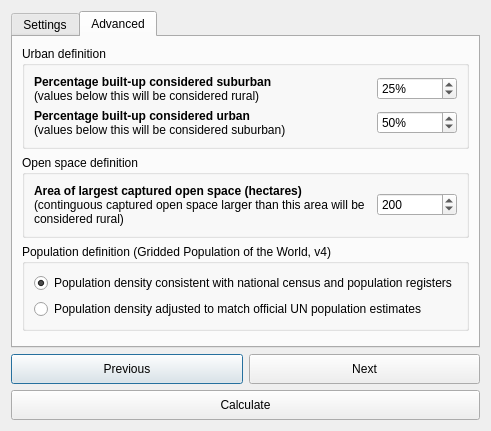
First picture: the form in LDMP/gui/DlgCalculateUrban.ui, repository ConservationInternational/trends.earth, before the edit.
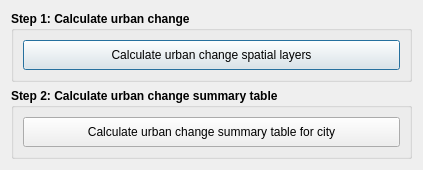
Second picture: the form after the edit. The open tabs and pages were chosen to show the change.

Commit message: Add remaining urban guis.

Patch:
```diff
--- a/LDMP/gui/DlgCalculateUrban.ui
+++ b/LDMP/gui/DlgCalculateUrban.ui
@@ -6,12 +6,12 @@
    <rect>
     <x>0</x>
     <y>0</y>
-    <width>444</width>
-    <height>431</height>
+    <width>423</width>
+    <height>161</height>
    </rect>
   </property>
   <property name="sizePolicy">
-   <sizepolicy hsizetype="Expanding" vsizetype="Expanding">
+   <sizepolicy hsizetype="Fixed" vsizetype="Fixed">
     <horstretch>0</horstretch>
     <verstretch>0</verstretch>
    </sizepolicy>
@@ -19,352 +19,74 @@
   <property name="windowTitle">
    <string>Calculate Urban Area Change Metrics</string>
   </property>
-  <layout class="QVBoxLayout" name="verticalLayout">
+  <layout class="QVBoxLayout" name="verticalLayout_2">
    <item>
-    <widget class="QTabWidget" name="TabBox">
-     <property name="sizePolicy">
-      <sizepolicy hsizetype="Minimum" vsizetype="Expanding">
-       <horstretch>0</horstretch>
-       <verstretch>0</verstretch>
-      </sizepolicy>
+    <widget class="QGroupBox" name="groupBox">
+     <property name="font">
+      <font>
+       <weight>75</weight>
+       <bold>true</bold>
+      </font>
      </property>
-     <property name="tabShape">
-      <enum>QTabWidget::Rounded</enum>
+     <property name="title">
+      <string>Step 1: Calculate urban change</string>
      </property>
-     <property name="currentIndex">
-      <number>0</number>
-     </property>
-     <widget class="QWidget" name="settingsTab">
-      <attribute name="title">
-       <string>Settings</string>
-      </attribute>
-      <layout class="QVBoxLayout" name="verticalLayout_2">
-       <item>
-        <widget class="QGroupBox" name="groupBox">
-         <property name="sizePolicy">
-          <sizepolicy hsizetype="Preferred" vsizetype="Preferred">
-           <horstretch>0</horstretch>
-           <verstretch>0</verstretch>
-          </sizepolicy>
-         </property>
-         <property name="title">
-          <string>Thresholds</string>
-         </property>
-         <layout class="QGridLayout" name="gridLayout">
-          <item row="2" column="2">
-           <widget class="QSpinBox" name="spinBox_isi_thr">
-            <property name="maximumSize">
-             <size>
-              <width>80</width>
-              <height>16777215</height>
-             </size>
-            </property>
-            <property name="maximum">
-             <number>100</number>
-            </property>
-            <property name="value">
-             <number>20</number>
-            </property>
-           </widget>
-          </item>
-          <item row="2" column="0" colspan="2">
-           <widget class="QLabel" name="label">
-            <property name="text">
-             <string>&lt;b&gt;Impervious Surface Index (0-100)&lt;/b&gt;&lt;br&gt;
-(higher values reduce urban area)</string>
-            </property>
-            <property name="wordWrap">
-             <bool>true</bool>
-            </property>
-           </widget>
-          </item>
-          <item row="4" column="2">
-           <widget class="QSpinBox" name="spinBox_ntl_thr">
-            <property name="maximumSize">
-             <size>
-              <width>80</width>
-              <height>16777215</height>
-             </size>
-            </property>
-            <property name="maximum">
-             <number>100</number>
-            </property>
-            <property name="value">
-             <number>10</number>
-            </property>
-           </widget>
-          </item>
-          <item row="4" column="0" colspan="2">
-           <widget class="QLabel" name="label_2">
-            <property name="text">
-             <string>&lt;b&gt;Night Time Lights Index (0-100)&lt;/b&gt;&lt;br&gt;
-(higher values reduce urban area)</string>
-            </property>
-            <property name="wordWrap">
-             <bool>true</bool>
-            </property>
-           </widget>
-          </item>
-          <item row="6" column="0" colspan="2">
-           <widget class="QLabel" name="label_3">
-            <property name="text">
-             <string>&lt;b&gt;Water Frequency (0-100)&lt;/b&gt;&lt;br&gt;
-(higher values increase urban area)</string>
-            </property>
-            <property name="wordWrap">
-             <bool>true</bool>
-            </property>
-           </widget>
-          </item>
-          <item row="6" column="2">
-           <widget class="QSpinBox" name="spinBox_wat_thr">
-            <property name="maximumSize">
-             <size>
-              <width>80</width>
-              <height>16777215</height>
-             </size>
-            </property>
-            <property name="maximum">
-             <number>100</number>
-            </property>
-            <property name="value">
-             <number>25</number>
-            </property>
-           </widget>
-          </item>
-          <item row="1" column="0" colspan="3">
-           <widget class="QLabel" name="label_4">
-            <property name="sizePolicy">
-             <sizepolicy hsizetype="Preferred" vsizetype="Expanding">
-              <horstretch>0</horstretch>
-              <verstretch>0</verstretch>
-             </sizepolicy>
-            </property>
-            <property name="minimumSize">
-             <size>
-              <width>0</width>
-              <height>0</height>
-             </size>
-            </property>
-            <property name="text">
-             <string>&lt;html&gt;&lt;head/&gt;&lt;body&gt;&lt;p align=&quot;center&quot;&gt;&lt;span style=&quot; font-size:9pt;&quot;&gt;See the &lt;/span&gt;&lt;a href=&quot;https://geflanddegradation.users.earthengine.app/view/trendsearth-urban-mapper&quot;&gt;&lt;span style=&quot; font-size:9pt; text-decoration: underline; color:#0000ff;&quot;&gt;Urban Mapper page&lt;/span&gt;&lt;/a&gt;&lt;span style=&quot; font-size:9pt;&quot;&gt; for assistance choosing these values.&lt;/span&gt;&lt;/p&gt;&lt;/body&gt;&lt;/html&gt;</string>
-            </property>
-            <property name="wordWrap">
-             <bool>true</bool>
-            </property>
-           </widget>
-          </item>
-         </layout>
-        </widget>
-       </item>
-       <item>
-        <spacer name="verticalSpacer_2">
-         <property name="orientation">
-          <enum>Qt::Vertical</enum>
-         </property>
-         <property name="sizeHint" stdset="0">
-          <size>
-           <width>20</width>
-           <height>40</height>
-          </size>
-         </property>
-        </spacer>
-       </item>
-      </layout>
-     </widget>
-     <widget class="QWidget" name="AdvancedTab">
-      <attribute name="title">
-       <string>Advanced</string>
-      </attribute>
-      <layout class="QVBoxLayout" name="verticalLayout_5">
-       <item>
-        <widget class="QGroupBox" name="groupBox_4">
-         <property name="title">
-          <string>Urban definition</string>
-         </property>
-         <layout class="QGridLayout" name="gridLayout_2">
-          <item row="2" column="0" colspan="3">
-           <widget class="QLabel" name="label_6">
-            <property name="text">
-             <string>&lt;b&gt;Percentage built-up considered urban&lt;/b&gt;&lt;br/&gt;
-(values below this will be considered suburban)</string>
-            </property>
-            <property name="wordWrap">
-             <bool>true</bool>
-            </property>
-           </widget>
-          </item>
-          <item row="2" column="3">
-           <widget class="QSpinBox" name="spinBox_pct_urban">
-            <property name="maximumSize">
-             <size>
-              <width>80</width>
-              <height>16777215</height>
-             </size>
-            </property>
-            <property name="suffix">
-             <string>%</string>
-            </property>
-            <property name="maximum">
-             <number>100</number>
-            </property>
-            <property name="value">
-             <number>50</number>
-            </property>
-           </widget>
-          </item>
-          <item row="0" column="3" alignment="Qt::AlignVCenter">
-           <widget class="QSpinBox" name="spinBox_pct_suburban">
-            <property name="maximumSize">
-             <size>
-              <width>80</width>
-              <height>16777215</height>
-             </size>
-            </property>
-            <property name="suffix">
-             <string>%</string>
-            </property>
-            <property name="maximum">
-             <number>100</number>
-            </property>
-            <property name="value">
-             <number>25</number>
-            </property>
-           </widget>
-          </item>
-          <item row="0" column="0" colspan="3">
-           <widget class="QLabel" name="label_7">
-            <property name="text">
-             <string>&lt;html&gt;&lt;head/&gt;&lt;body&gt;&lt;p&gt;&lt;span style=&quot; font-weight:600;&quot;&gt;Percentage built-up considered suburban&lt;/span&gt;&lt;br/&gt;(values below this will be considered rural)&lt;/p&gt;&lt;/body&gt;&lt;/html&gt;</string>
-            </property>
-            <property name="wordWrap">
-             <bool>true</bool>
-            </property>
-           </widget>
-          </item>
-         </layout>
-        </widget>
-       </item>
-       <item>
-        <widget class="QGroupBox" name="groupBox_2">
-         <property name="title">
-          <string>Open space definition</string>
-         </property>
-         <layout class="QHBoxLayout" name="horizontalLayout">
-          <item>
-           <widget class="QLabel" name="label_5">
-            <property name="text">
-             <string>&lt;html&gt;&lt;head/&gt;&lt;body&gt;&lt;p&gt;&lt;span style=&quot; font-weight:600;&quot;&gt;Area of largest captured open space (hectares)&lt;/span&gt;&lt;br/&gt;(continguous captured open space larger than this area will be considered rural)&lt;/p&gt;&lt;/body&gt;&lt;/html&gt;</string>
-            </property>
-            <property name="wordWrap">
-             <bool>true</bool>
-            </property>
-           </widget>
-          </item>
-          <item>
-           <widget class="QSpinBox" name="spinBox_cap_ope">
-            <property name="maximumSize">
-             <size>
-              <width>80</width>
-              <height>16777215</height>
-             </size>
-            </property>
-            <property name="maximum">
-             <number>1000000</number>
-            </property>
-            <property name="value">
-             <number>200</number>
-            </property>
-           </widget>
-          </item>
-         </layout>
-        </widget>
-       </item>
-       <item>
-        <widget class="QGroupBox" name="groupBox_3">
-         <property name="title">
-          <string>Population definition (Gridded Population of the World, v4)</string>
-         </property>
-         <layout class="QVBoxLayout" name="verticalLayout_6">
-          <item>
-           <widget class="QRadioButton" name="pop_unadjusted">
-            <property name="text">
-             <string>Population density consistent with national census and population registers</string>
-            </property>
-            <property name="checked">
-             <bool>true</bool>
-            </property>
-           </widget>
-          </item>
-          <item>
-           <widget class="QRadioButton" name="pop_adjusted">
-            <property name="text">
-             <string>Population density adjusted to match official UN population estimates</string>
-            </property>
-           </widget>
-          </item>
-         </layout>
-        </widget>
-       </item>
-       <item>
-        <spacer name="verticalSpacer">
-         <property name="orientation">
-          <enum>Qt::Vertical</enum>
-         </property>
-         <property name="sizeHint" stdset="0">
-          <size>
-           <width>20</width>
-           <height>40</height>
-          </size>
-         </property>
-        </spacer>
-       </item>
-      </layout>
-     </widget>
+     <layout class="QVBoxLayout" name="verticalLayout_3">
+      <item>
+       <widget class="QPushButton" name="btn_calculate_urban_change">
+        <property name="minimumSize">
+         <size>
+          <width>0</width>
+          <height>30</height>
+         </size>
+        </property>
+        <property name="font">
+         <font>
+          <weight>50</weight>
+          <bold>false</bold>
+         </font>
+        </property>
+        <property name="text">
+         <string>Calculate urban change spatial layers</string>
+        </property>
+       </widget>
+      </item>
+     </layout>
     </widget>
    </item>
    <item>
-    <layout class="QGridLayout" name="gridLayout_3">
-     <item row="1" column="0">
-      <widget class="QPushButton" name="button_prev">
-       <property name="minimumSize">
-        <size>
-         <width>0</width>
-         <height>30</height>
-        </size>
-       </property>
-       <property name="text">
-        <string>Previous</string>
-       </property>
-      </widget>
-     </item>
-     <item row="1" column="1">
-      <widget class="QPushButton" name="button_next">
-       <property name="minimumSize">
-        <size>
-         <width>0</width>
-         <height>30</height>
-        </size>
-       </property>
-       <property name="text">
-        <string>Next</string>
-       </property>
-      </widget>
-     </item>
-     <item row="2" column="0" colspan="2">
-      <widget class="QPushButton" name="button_calculate">
-       <property name="minimumSize">
-        <size>
-         <width>0</width>
-         <height>30</height>
-        </size>
-       </property>
-       <property name="text">
-        <string>Calculate</string>
-       </property>
-      </widget>
-     </item>
-    </layout>
+    <widget class="QGroupBox" name="groupBox_4">
+     <property name="font">
+      <font>
+       <weight>75</weight>
+       <bold>true</bold>
+      </font>
+     </property>
+     <property name="title">
+      <string>Step 2: Calculate urban change summary table</string>
+     </property>
+     <layout class="QVBoxLayout" name="verticalLayout">
+      <item>
+       <widget class="QPushButton" name="btn_summary_single_polygon">
+        <property name="minimumSize">
+         <size>
+          <width>0</width>
+          <height>30</height>
+         </size>
+        </property>
+        <property name="font">
+         <font>
+          <weight>50</weight>
+          <bold>false</bold>
+         </font>
+        </property>
+        <property name="text">
+         <string>Calculate urban change summary table for city</string>
+        </property>
+       </widget>
+      </item>
+     </layout>
+    </widget>
    </item>
   </layout>
  </widget>
```
Left out of the diff: 11 changed lines with no effect on the pictures. The commit also changes 3 other files.
